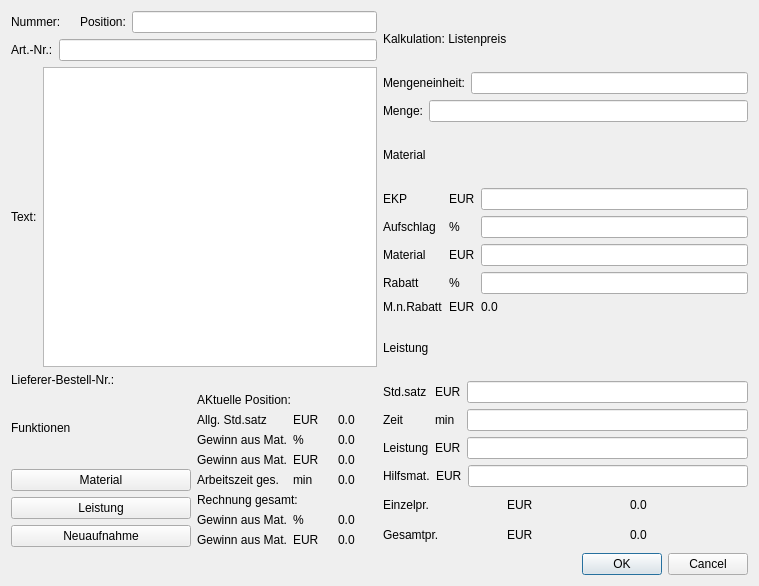
Above: form/general_page.ui from romanweissflog/FAKT before the change. Below: the same form after it.
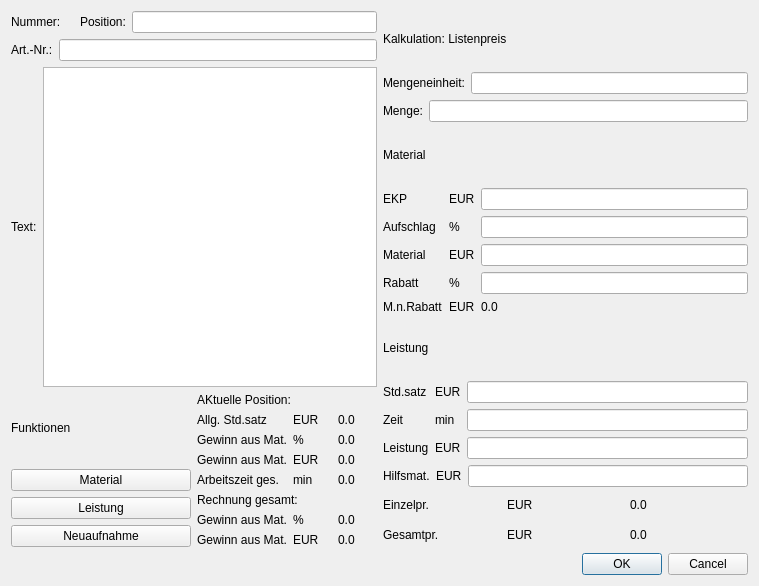
That is the form after the change. Custom widgets are drawn as their Qt base class.

```diff
--- a/form/general_page.ui
+++ b/form/general_page.ui
@@ -82,24 +82,6 @@
          </item>
         </layout>
        </item>
-       <item>
-        <layout class="QHBoxLayout" name="horizontalLayout_5">
-         <item>
-          <widget class="QLabel" name="label_25">
-           <property name="text">
-            <string>Lieferer-Bestell-Nr.:</string>
-           </property>
-          </widget>
-         </item>
-         <item>
-          <widget class="QLabel" name="labelSuppNr">
-           <property name="text">
-            <string/>
-           </property>
-          </widget>
-         </item>
-        </layout>
-       </item>
        <item>
         <layout class="QHBoxLayout" name="horizontalLayout_6">
          <item>
```
